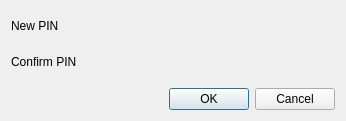
Above: src/localvault/src/gui/ResetVaultDialog.ui from soramimi/Guitar before the change. Below: the same form after it.
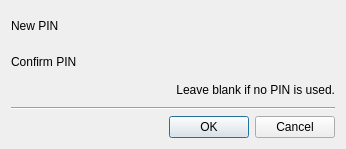
That is the form after the change. Custom widgets are drawn as their Qt base class.

Commit message: Add compile‑time VAULT_ALLOW_EMPTY_PIN flag and expose allow_empty_pin constant. Introduce ApplicationGlobal::vault_schema() and use it for vault unlocking. Refactor PIN handling: replace legacy PinDialog with Setup/Unlock/Reset/Change dialogs and update UI.

```diff
--- a/src/localvault/src/gui/ResetVaultDialog.ui
+++ b/src/localvault/src/gui/ResetVaultDialog.ui
@@ -7,7 +7,7 @@
     <x>0</x>
     <y>0</y>
     <width>346</width>
-    <height>121</height>
+    <height>149</height>
    </rect>
   </property>
   <property name="windowTitle">
@@ -82,6 +82,16 @@
      </item>
     </layout>
    </item>
+   <item>
+    <widget class="QLabel" name="label_no_pin">
+     <property name="text">
+      <string>Leave blank if no PIN is used.</string>
+     </property>
+     <property name="alignment">
+      <set>Qt::AlignmentFlag::AlignRight|Qt::AlignmentFlag::AlignTrailing|Qt::AlignmentFlag::AlignVCenter</set>
+     </property>
+    </widget>
+   </item>
    <item>
     <spacer name="verticalSpacer_3">
      <property name="orientation">
@@ -95,6 +105,13 @@
      </property>
     </spacer>
    </item>
+   <item>
+    <widget class="Line" name="line_2">
+     <property name="orientation">
+      <enum>Qt::Orientation::Horizontal</enum>
+     </property>
+    </widget>
+   </item>
    <item>
     <layout class="QHBoxLayout" name="horizontalLayout_3">
      <item>
```
Left out of the diff: 7 changed lines with no effect on the pictures. The commit also changes 27 other files.
